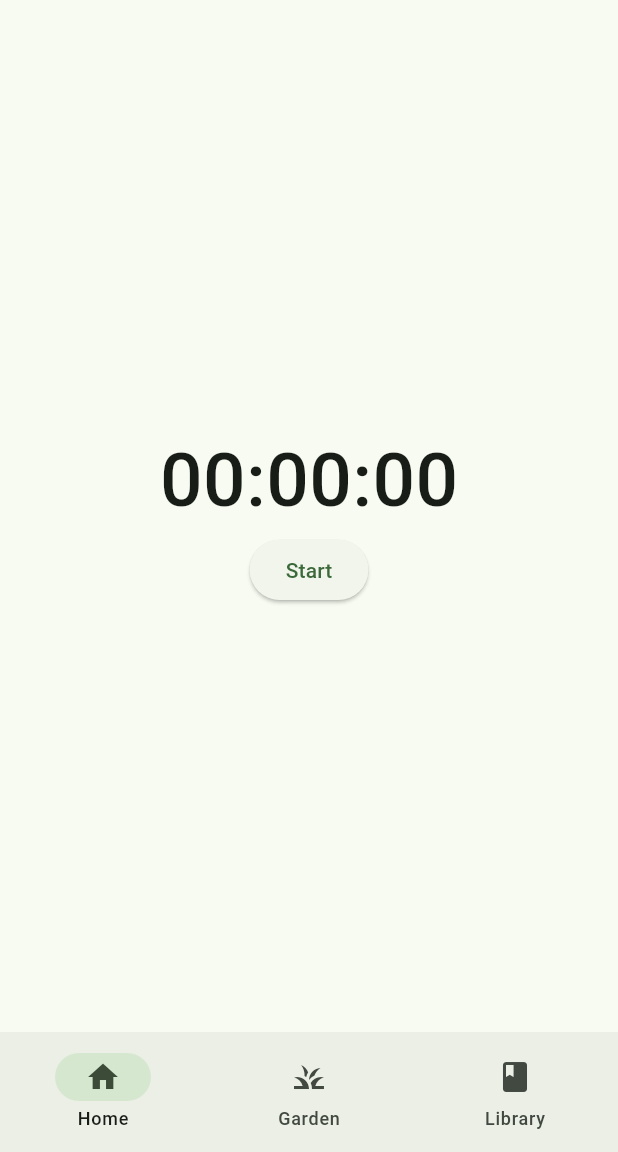
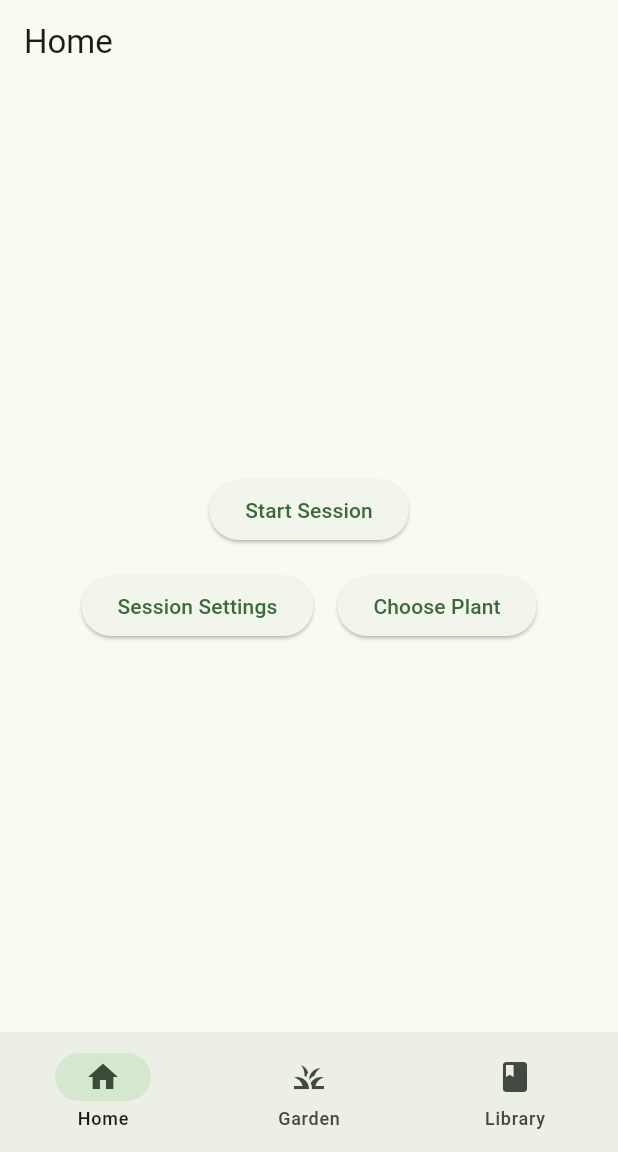
Before and after one commit to jfelic/leaf-n-lit, a Flutter app: the MyHomePage screen opened by its route, on a phone screen of 412 x 824 dp, the part 84-1236 px from its top. Run offline on Flutter 3.47's test engine with Material 3 defaults, Android fonts, the phone set to English and light mode, and no system bars; our stand-ins replace cached_network_image, cloud_firestore, firebase_auth, firebase_core, go_router; missing offline and left inert: firebase_ui_auth; accounts and stored records are empty.

Commit message:
Initial commit
HomePage now displays SessionPage() as first index rather than StopWatchDisplay().

session.dart added to project

```diff
--- a/lib/screens/home/home_page.dart
+++ b/lib/screens/home/home_page.dart
@@ -2,6 +2,7 @@ import 'package:flutter/material.dart';
 import 'package:leaf_n_lit/screens/library/library.dart';
 import 'package:leaf_n_lit/widgets/nav_bar.dart';
 import 'stopwatch_display.dart';
+import 'package:leaf_n_lit/screens/session/session.dart';
 
 class MyHomePage extends StatefulWidget {
   const MyHomePage({super.key, required this.title});
@@ -16,7 +17,7 @@ class _MyHomePageState extends State<MyHomePage> {
   int _selectedIndex = 0;
 
   final List<Widget> _pages = [
-    const StopwatchDisplay(),
+    const SessionPage(),
     const Center(child: Text('Garden')),
     LibraryPage(),
   ];
--- /dev/null
+++ b/lib/screens/session/session.dart
@@ -0,0 +1,86 @@
+import 'package:flutter/material.dart';
+import 'package:go_router/go_router.dart';
+
+class SessionPage extends StatefulWidget {
+  const SessionPage({Key? key}) : super(key: key);
+
+  @override
+  State<SessionPage> createState() => _SessionPageState();
+}
+
+class _SessionPageState extends State<SessionPage> {
+  @override
+  Widget build(BuildContext context) {
+    return Scaffold(
+      appBar: AppBar(
+        title: const Text('Home'),
+      ),
+      body: Center(
+        child: Column(
+          mainAxisAlignment: MainAxisAlignment.center,
+          children: [
+            ElevatedButton(
+              onPressed: () {
+                print("Start Session Pressed");
+              },
+              child: const Text('Start Session'),
+            ),
+            const SizedBox(height: 16),
+            Row(
+              mainAxisAlignment: MainAxisAlignment.center,
+              children: [
+                ElevatedButton(
+                  onPressed: () {
+                    _showSessionSettingsModal(context);
+                  },
+                  child: const Text("Session Settings"),
+                ),
+                const SizedBox(width: 16),
+                ElevatedButton(
+                  onPressed: () {
+                    print("Choose Plant Pressed");
+                  },
+                  child: const Text("Choose Plant"),
+                ),
+              ],
+            ),
+          ],
+        ),
+      ),
+    );
+  }
+
+  void _showSessionSettingsModal(BuildContext context) {
+    showModalBottomSheet(
+      context: context,
+      builder: (BuildContext context) {
+        return Container(
+          padding: const EdgeInsets.all(16.0),
+          child: Column(
+            mainAxisSize: MainAxisSize.min,
+            crossAxisAlignment: CrossAxisAlignment.start,
+            children: [
+              const Text(
+                'Session Settings',
+                style: TextStyle(
+                  fontSize: 24.0,
+                  fontWeight: FontWeight.bold,
+                ),
+              ),
+              const SizedBox(height: 16),
+              ListTile(
+                leading: const Icon(Icons.timer),
+                title: const Text('Duration'),
+                onTap: () {
+                  // Handle duration setting
+                  Navigator.pop(context);
+                },
+              ),
+              SizedBox(height: 250),
+            ],
+          ),
+        );
+      },
+    );
+  }
+}
```
